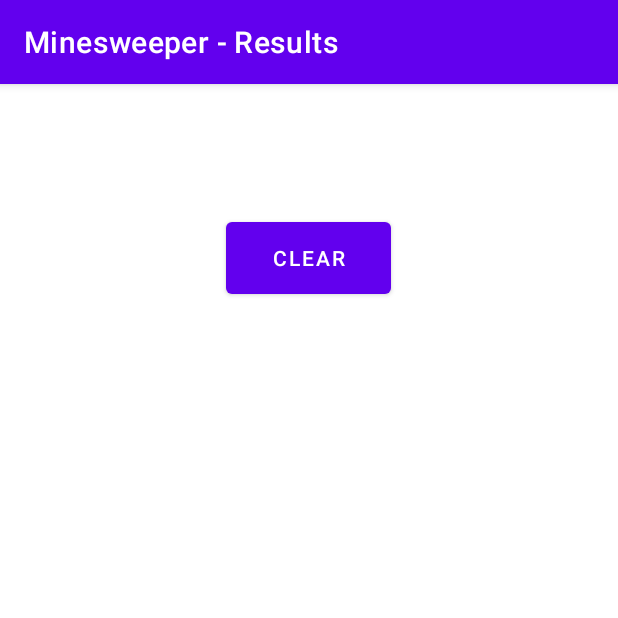
After one commit to BogdanVeligorskyi/Minesweeper_Android, an Android app: the ResultsActivity screen opened directly, with no data from a screen before it, on a phone screen of 412 x 824 dp, the top half of it. The commit adds this screen. Run offline under Robolectric (Android 15) with nearby library versions, the phone set to English and light mode, and no system bars.

Commit message:
Added time counter and results option

```diff
--- /dev/null
+++ b/app/src/main/java/com/digitalartists/minesweeper/view/ResultsActivity.java
@@ -0,0 +1,43 @@
+package com.digitalartists.minesweeper.view;
+
+import android.content.Context;
+import android.content.pm.ActivityInfo;
+import android.os.Bundle;
+import android.widget.TextView;
+import androidx.appcompat.app.AppCompatActivity;
+import com.digitalartists.minesweeper.R;
+import com.digitalartists.minesweeper.model.FileProcessing;
+import java.io.IOException;
+
+public class ResultsActivity extends AppCompatActivity {
+
+    @Override
+    protected void onCreate(Bundle savedInstanceState) {
+        super.onCreate(savedInstanceState);
+        setRequestedOrientation(ActivityInfo.SCREEN_ORIENTATION_PORTRAIT);
+        setContentView(R.layout.activity_results);
+
+        TextView tvResults = findViewById(R.id.results_id);
+        Context context = getApplicationContext();
+        String results = "";
+
+        try {
+            results = FileProcessing.loadResults(context);
+        } catch (IOException e) {
+            e.printStackTrace();
+        }
+
+        tvResults.setText(results);
+
+        findViewById(R.id.clear_id).setOnClickListener(butPlay -> {
+            try {
+                FileProcessing.clearResults(getApplicationContext());
+            } catch (IOException e) {
+                e.printStackTrace();
+            }
+            finish();
+        });
+
+    }
+
+}
--- /dev/null
+++ b/app/src/main/res/layout/activity_results.xml
@@ -0,0 +1,30 @@
+<?xml version="1.0" encoding="utf-8"?>
+<LinearLayout xmlns:android="http://schemas.android.com/apk/res/android"
+    android:orientation="vertical"
+    android:layout_width="match_parent"
+    android:layout_height="match_parent"
+    android:gravity="top">
+
+    <ScrollView
+        android:layout_width="match_parent"
+        android:layout_height="wrap_content">
+        <TextView
+            android:id="@+id/results_id"
+            android:layout_width="wrap_content"
+            android:layout_height="wrap_content"
+            android:layout_margin="25dp"
+            android:padding="5dp"
+            android:textSize="18sp"/>
+
+    </ScrollView>
+
+    <Button
+        android:id="@+id/clear_id"
+        android:layout_height="wrap_content"
+        android:layout_width="wrap_content"
+        android:minWidth="110dp"
+        android:minHeight="60dp"
+        android:layout_gravity="bottom|center_horizontal"
+        android:text="Clear"/>
+
+</LinearLayout>
```
Also changed, not shown: app/src/main/AndroidManifest.xml (+14 -4 lines), app/src/main/java/com/digitalartists/minesweeper/model/FileProcessing.java (+68 -3 lines), app/src/main/java/com/digitalartists/minesweeper/model/Settings.java (+5 -4 lines), app/src/main/java/com/digitalartists/minesweeper/view/MainActivity.java (+22 -6 lines), app/src/main/java/com/digitalartists/minesweeper/view/PlayActivity.java (+87 -52 lines), app/src/main/java/com/digitalartists/minesweeper/view/SettingsActivity.java (+31 -11 lines), app/src/main/res/layout/activity_main.xml (+10 -1 lines), app/src/main/res/drawable-v24/digit_5.png (deleted), app/src/main/res/drawable-v24/digit_6.png (deleted), app/src/main/res/drawable-v24/digit_7.png (deleted), app/src/main/res/drawable-v24/digit_8.png (deleted), app/src/main/res/drawable-v24/empty_cell.png (deleted), app/src/main/res/drawable-v24/flag.png (deleted), app/src/main/res/drawable-v24/mine_clicked.png (deleted), 2 more files.
